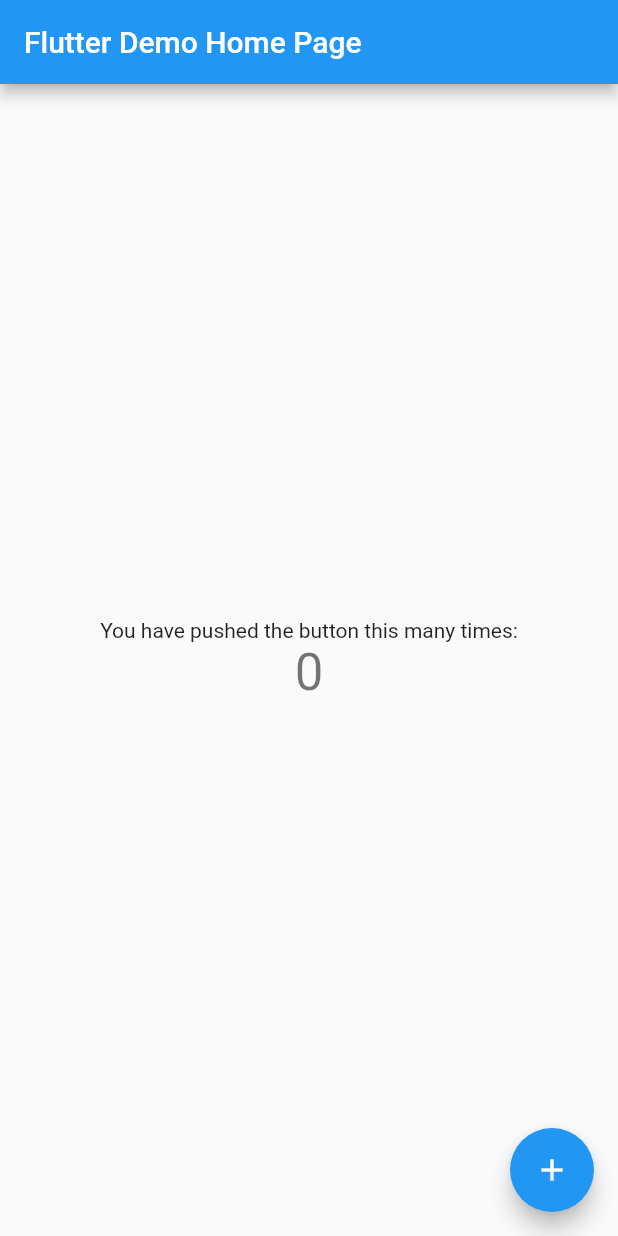
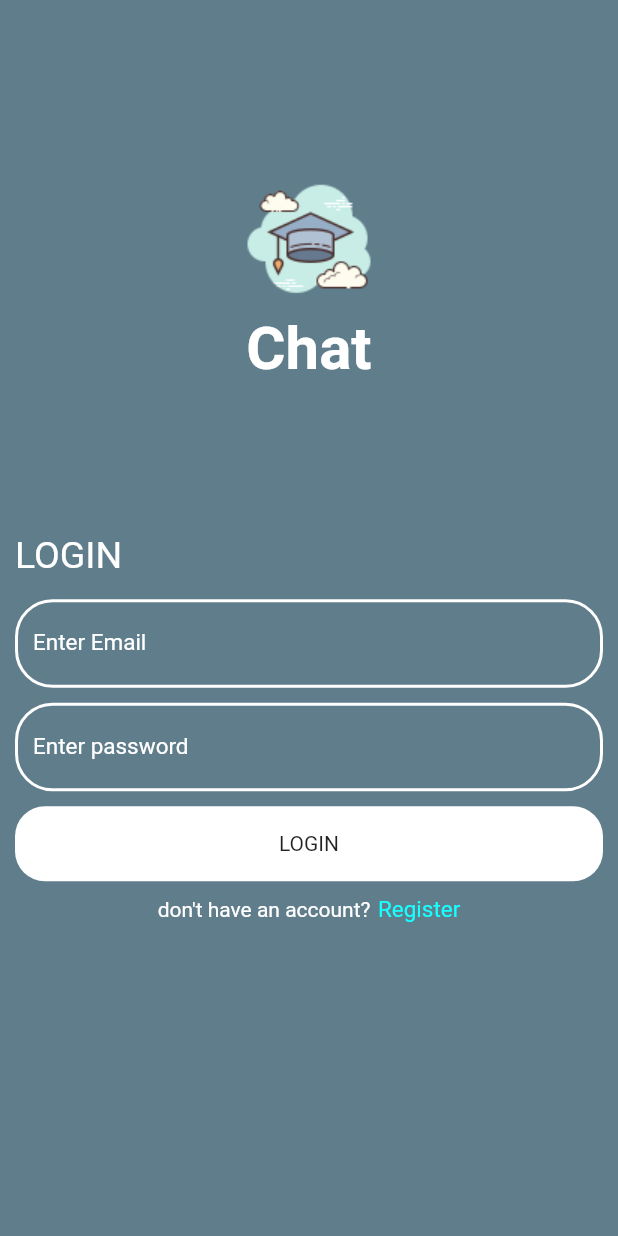
Before and after one commit to Ahmed-Ekramy/chat_app, a Flutter app: the screen it shows after launch, on a phone screen of 412 x 824 dp. Run offline on Flutter 3.47's test engine with Material 2 defaults, Android fonts, the phone set to English and light mode, and no system bars.

Commit message:
login screen regester screen

```diff
--- a/lib/main.dart
+++ b/lib/main.dart
@@ -1,3 +1,5 @@
+import 'package:chat_app/screens/login_screen.dart';
+import 'package:chat_app/screens/register screen.dart';
 import 'package:flutter/material.dart';
 
 void main() {
@@ -11,105 +13,15 @@ class MyApp extends StatelessWidget {
   @override
   Widget build(BuildContext context) {
     return MaterialApp(
-      title: 'Flutter Demo',
-      theme: ThemeData(
-        // This is the theme of your application.
-        //
-        // Try running your application with "flutter run". You'll see the
-        // application has a blue toolbar. Then, without quitting the app, try
-        // changing the primarySwatch below to Colors.green and then invoke
-        // "hot reload" (press "r" in the console where you ran "flutter run",
-        // or simply save your changes to "hot reload" in a Flutter IDE).
-        // Notice that the counter didn't reset back to zero; the application
-        // is not restarted.
-        primarySwatch: Colors.blue,
-      ),
-      home: const MyHomePage(title: 'Flutter Demo Home Page'),
+      debugShowCheckedModeBanner: false,
+
+      // home: Logen_screen(),
+      initialRoute: LoginScreen.routeName,
+      routes: {
+        LoginScreen.routeName:(context)=>LoginScreen(),
+        RegisterScreen.routeName:(context)=>RegisterScreen(),
+
+      },
     );
   }
 }
-
-class MyHomePage extends StatefulWidget {
-  const MyHomePage({super.key, required this.title});
-
-  // This widget is the home page of your application. It is stateful, meaning
-  // that it has a State object (defined below) that contains fields that affect
-  // how it looks.
-
-  // This class is the configuration for the state. It holds the values (in this
-  // case the title) provided by the parent (in this case the App widget) and
-  // used by the build method of the State. Fields in a Widget subclass are
-  // always marked "final".
-
-  final String title;
-
-  @override
-  State<MyHomePage> createState() => _MyHomePageState();
-}
-
-class _MyHomePageState extends State<MyHomePage> {
-  int _counter = 0;
-
-  void _incrementCounter() {
-    setState(() {
-      // This call to setState tells the Flutter framework that something has
-      // changed in this State, which causes it to rerun the build method below
-      // so that the display can reflect the updated values. If we changed
-      // _counter without calling setState(), then the build method would not be
-      // called again, and so nothing would appear to happen.
-      _counter++;
-    });
-  }
-
-  @override
-  Widget build(BuildContext context) {
-    // This method is rerun every time setState is called, for instance as done
-    // by the _incrementCounter method above.
-    //
-    // The Flutter framework has been optimized to make rerunning build methods
-    // fast, so that you can just rebuild anything that needs updating rather
-    // than having to individually change instances of widgets.
-    return Scaffold(
-      appBar: AppBar(
-        // Here we take the value from the MyHomePage object that was created by
-        // the App.build method, and use it to set our appbar title.
-        title: Text(widget.title),
-      ),
-      body: Center(
-        // Center is a layout widget. It takes a single child and positions it
-        // in the middle of the parent.
-        child: Column(
-          // Column is also a layout widget. It takes a list of children and
-          // arranges them vertically. By default, it sizes itself to fit its
-          // children horizontally, and tries to be as tall as its parent.
-          //
-          // Invoke "debug painting" (press "p" in the console, choose the
-          // "Toggle Debug Paint" action from the Flutter Inspector in Android
-          // Studio, or the "Toggle Debug Paint" command in Visual Studio Code)
-          // to see the wireframe for each widget.
-          //
-          // Column has various properties to control how it sizes itself and
-          // how it positions its children. Here we use mainAxisAlignment to
-          // center the children vertically; the main axis here is the vertical
-          // axis because Columns are vertical (the cross axis would be
-          // horizontal).
-          mainAxisAlignment: MainAxisAlignment.center,
-          children: <Widget>[
-            const Text(
-              'You have pushed the button this many times:',
-            ),
-            Text(
-              '$_counter',
-              style: Theme.of(context).textTheme.headlineMedium,
-            ),
-          ],
-        ),
-      ),
-      floatingActionButton: FloatingActionButton(
-        onPressed: _incrementCounter,
-        tooltip: 'Increment',
-        child: const Icon(Icons.add),
-      ), // This trailing comma makes auto-formatting nicer for build methods.
-    );
-  }
-}
--- /dev/null
+++ b/lib/screens/login_screen.dart
@@ -0,0 +1,62 @@
+import 'package:chat_app/screens/register%20screen.dart';
+import 'package:chat_app/widgets/coustomButton.dart';
+import 'package:chat_app/widgets/custom%20text%20form%20filed.dart';
+import 'package:flutter/cupertino.dart';
+import 'package:flutter/material.dart';
+
+class LoginScreen extends StatelessWidget {
+  static const String routeName='loginScreen';
+
+  const LoginScreen({super.key});
+  @override
+  Widget build(BuildContext context) {
+    return Scaffold(
+      backgroundColor: Colors.blueGrey,
+      body: Padding(
+        padding: const EdgeInsets.all(10),
+        child: Column(
+          children: [
+            const Spacer(
+              flex: 1,
+            ),
+            Image.asset("assets/images/scholar.png"),
+            const Text("Chat",style: TextStyle(fontSize: 40,fontWeight: FontWeight.bold,color: Colors.white),),
+            const Spacer(
+              flex: 1,
+            ),
+            Row(
+              children: const [
+                Text("LOGIN",style: TextStyle(fontSize: 25,color: Colors.white),),
+              ],
+            ),
+            const SizedBox(height: 15,),
+            CustomTextFormFiled(
+                keyboardType: TextInputType.emailAddress, text: 'Enter Email',),
+            const SizedBox(height: 10,),
+            CustomTextFormFiled(
+                keyboardType: TextInputType.visiblePassword,
+                text: 'Enter password'),
+            const SizedBox(height: 10,),
+            CustomButton(titelbutton: 'LOGIN'),
+            const SizedBox(height: 10,),
+            Row(
+              mainAxisAlignment: MainAxisAlignment.center,
+              children:  [
+                Text("don't have an account?",style: TextStyle(color: Colors.white),),
+                SizedBox(width: 5,),
+                InkWell(
+                    onTap: (){
+                      Navigator.pushNamed(context, RegisterScreen.routeName);
+                    },
+                    child: Text("Register",style: TextStyle(fontSize: 15,color: Colors.cyanAccent),)),
+              ],
+            ),
+            const Spacer(
+              flex: 2,
+            ),
+          ],
+        ),
+      ),
+    );
+  }
+}
--- /dev/null
+++ b/lib/widgets/coustomButton.dart
@@ -0,0 +1,21 @@
+import 'package:flutter/cupertino.dart';
+import 'package:flutter/material.dart';
+
+class CustomButton extends StatelessWidget {
+String ?titelbutton;
+
+CustomButton({required this.titelbutton});
+
+  @override
+  Widget build(BuildContext context) {
+    return  Container(
+      width: double.infinity,
+        height: 50,
+        decoration: BoxDecoration(
+          color: Colors.white,
+          borderRadius: BorderRadius.circular(20)
+        ),
+        child:
+            Center(child: Text(titelbutton!)));
+  }
+}
--- /dev/null
+++ b/lib/widgets/custom text form filed.dart
@@ -0,0 +1,36 @@
+import 'package:flutter/cupertino.dart';
+import 'package:flutter/material.dart';
+
+class CustomTextFormFiled extends StatelessWidget {
+  TextInputType? keyboardType;
+  String?text;
+  CustomTextFormFiled({required this.keyboardType,required this.text});
+
+  @override
+  Widget build(BuildContext context) {
+    return   TextFormField(
+        keyboardType: keyboardType,
+        decoration: InputDecoration(
+          labelText: text,
+          hintText: text,
+          hintStyle: TextStyle(fontSize: 15,color: Colors.white),
+          labelStyle:  TextStyle(fontSize: 15,color: Colors.white),
+          fillColor: Colors.white,
+          focusedBorder: OutlineInputBorder(
+            borderRadius: BorderRadius.circular(25.0),
+            borderSide: BorderSide(
+                color: Colors.blue,
+                width: 3
+            ),
+          ),
+          enabledBorder: OutlineInputBorder(
+            borderRadius: BorderRadius.circular(25.0),
+            borderSide: BorderSide(
+              color: Colors.white,
+              width: 2.0,
+            ),
+          ),
+        )
+    ) ;
+  }
+}
--- a/pubspec.yaml
+++ b/pubspec.yaml
@@ -59,8 +59,8 @@ flutter:
   uses-material-design: true
 
   # To add assets to your application, add an assets section, like this:
-  # assets:
-  #   - images/a_dot_burr.jpeg
+  assets:
+     - assets/images/
   #   - images/a_dot_ham.jpeg
 
   # An image asset can refer to one or more resolution-specific "variants", see
```
Also changed, not shown: lib/screens/register screen.dart (added, +61 -0 lines), assets/fonts/Pacifico-Regular.ttf (added), assets/images/scholar.png (added).
